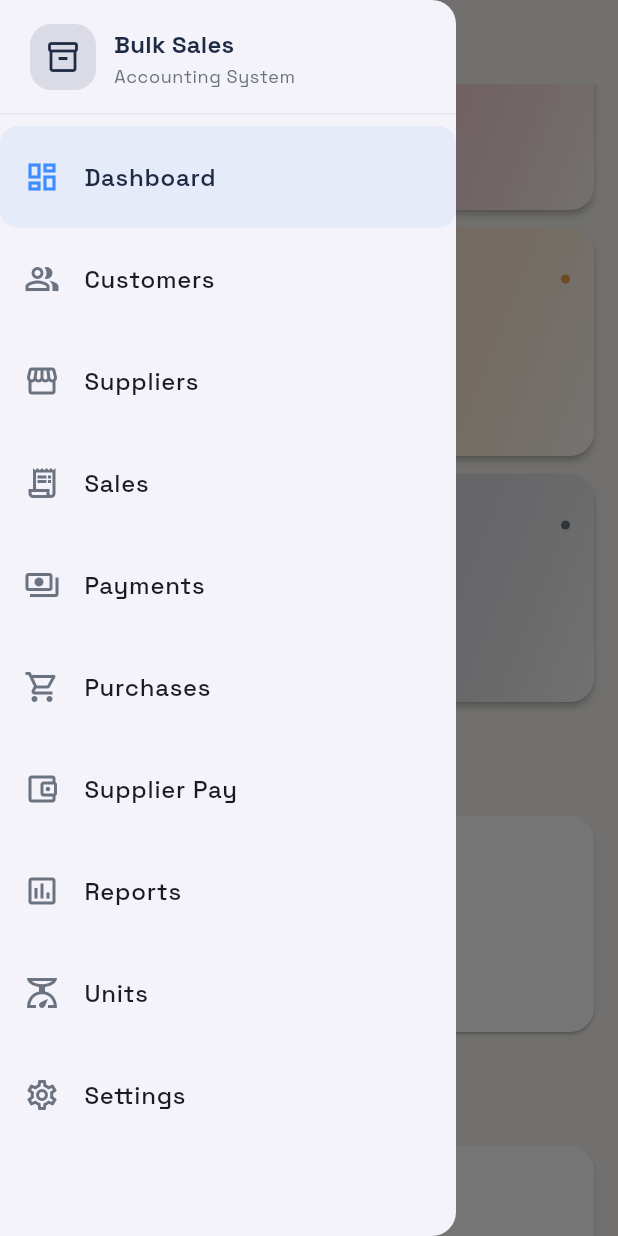
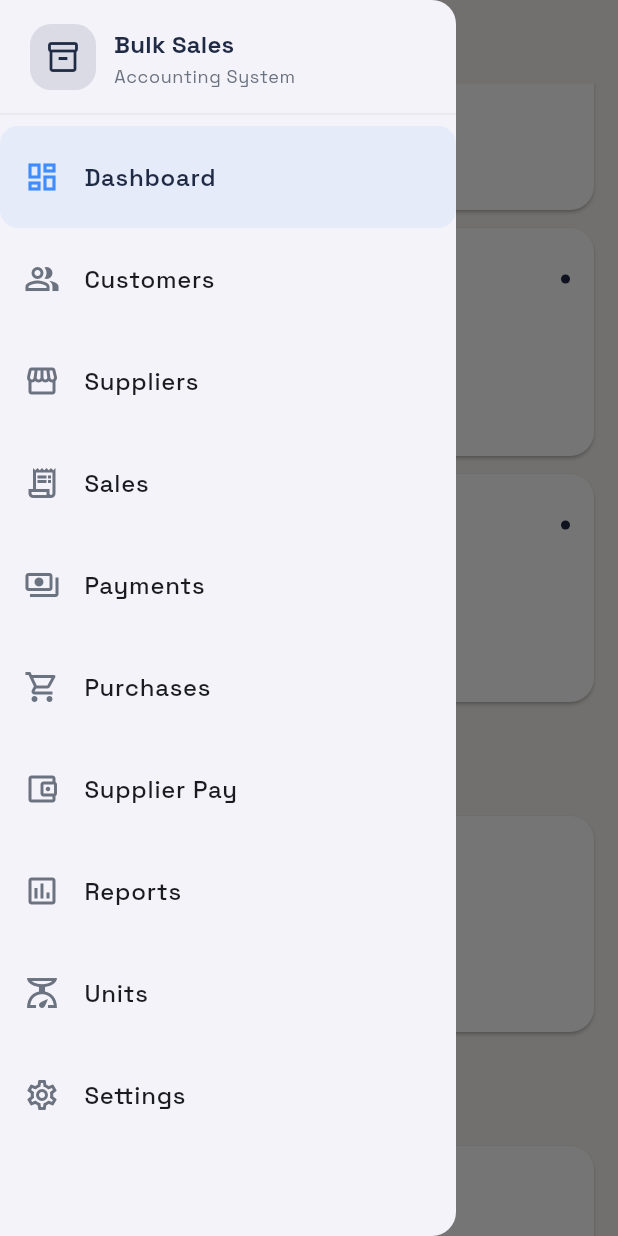
Before and after one commit to ahmadullahmukhlis/invest_system, a Flutter app: the screen it shows once a user with an empty profile is signed in, scrolled down 576 dp, after a tap on the "menu" icon, on a phone screen of 412 x 824 dp. Run offline on Flutter 3.47's test engine with Material 3 defaults, Android fonts, the phone set to English and light mode, and no system bars; our stand-ins replace connectivity_plus, firebase_auth, firebase_core, firebase_database, flutter_riverpod, google_fonts and 5 more; accounts and stored records are empty.

Commit message:
The problem of the is fxed for teh system

```diff
--- a/lib/features/dashboard/presentation/dashboard_screen.dart
+++ b/lib/features/dashboard/presentation/dashboard_screen.dart
@@ -88,7 +88,7 @@ class DashboardScreen extends ConsumerWidget {
                     value: formatMoney(totalSalesToday),
                     subtitle: 'Total: ${formatMoney(totalSales)}',
                     icon: Icons.trending_up,
-                    color: AppColors.accent,
+                    color: AppColors.indigo,
                   ),
                   _MetricData(
                     title: 'Today\'s Purchases',
@@ -102,28 +102,28 @@ class DashboardScreen extends ConsumerWidget {
                     value: formatMoney(totalPaymentsReceivedToday),
                     subtitle: 'Total: ${formatMoney(totalPaymentsReceived)}',
                     icon: Icons.arrow_downward,
-                    color: AppColors.success,
+                    color: AppColors.indigo,
                   ),
                   _MetricData(
                     title: 'Cash Paid',
                     value: formatMoney(totalPaymentsPaidToday),
                     subtitle: 'Total: ${formatMoney(totalPaymentsPaid)}',
                     icon: Icons.arrow_upward,
-                    color: AppColors.danger,
+                    color: AppColors.indigo,
                   ),
                   _MetricData(
                     title: 'Receivables',
                     value: formatMoney(totalCustomerBalance),
                     subtitle: 'From customers',
                     icon: Icons.people,
-                    color: AppColors.amber,
+                    color: AppColors.indigo,
                   ),
                   _MetricData(
                     title: 'Payables',
                     value: formatMoney(totalSupplierBalance),
                     subtitle: 'To suppliers',
                     icon: Icons.business,
-                    color: AppColors.muted,
+                    color: AppColors.indigo,
                   ),
                 ];
                 return Wrap(
@@ -155,7 +155,7 @@ class DashboardScreen extends ConsumerWidget {
                   padding: const EdgeInsets.symmetric(horizontal: 4, vertical: 8),
                   child: Row(
                     children: [
-                      Icon(Icons.emoji_events, color: AppColors.accent, size: 24),
+                      Icon(Icons.emoji_events, color: AppColors.indigo, size: 24),
                       const SizedBox(width: 12),
                       Text(
                         'Top Customers',
@@ -249,22 +249,6 @@ class _MetricCard extends StatelessWidget {
         final valueSize = isCompact ? 18.0 : 24.0;
         final iconSize = isCompact ? 18.0 : 20.0;
         return Card(
-          elevation: 2,
-          shape: RoundedRectangleBorder(
-            borderRadius: BorderRadius.circular(16),
-          ),
-          child: Container(
-            decoration: BoxDecoration(
-              borderRadius: BorderRadius.circular(16),
-              gradient: LinearGradient(
-                begin: Alignment.topLeft,
-                end: Alignment.bottomRight,
-                colors: [
-                  Colors.white,
-                  color.withOpacity(0.05),
-                ],
-              ),
-            ),
           child: Padding(
             padding: EdgeInsets.all(padding),
             child: Column(
@@ -330,7 +314,6 @@ class _MetricCard extends StatelessWidget {
               ],
             ),
           ),
-          ),
         );
       },
     );
@@ -366,10 +349,6 @@ class _TopCustomersCard extends StatelessWidget {
     }
 
     return Card(
-      elevation: 2,
-      shape: RoundedRectangleBorder(
-        borderRadius: BorderRadius.circular(16),
-      ),
       child: Column(
         children: [
           for (int i = 0; i < topCustomers.length; i++)
@@ -398,8 +377,10 @@ class _TopCustomersCard extends StatelessWidget {
       },
       child: Container(
         decoration: BoxDecoration(
-          border: isLast ? null : Border(
-            bottom: BorderSide(color: Colors.grey.withOpacity(0.15)),
+          border: isLast
+              ? null
+              : Border(
+                  bottom: BorderSide(color: AppColors.muted.withOpacity(0.15)),
                 ),
         ),
         child: Padding(
@@ -410,14 +391,14 @@ class _TopCustomersCard extends StatelessWidget {
                 width: 32,
                 height: 32,
                 decoration: BoxDecoration(
-                  color: rank <= 3 ? AppColors.accent : AppColors.muted,
+                  color: AppColors.indigo,
                   shape: BoxShape.circle,
                 ),
                 child: Center(
                   child: Text(
                     '$rank',
                     style: const TextStyle(
-                      color: Colors.white,
+                      color: AppColors.card,
                       fontWeight: FontWeight.bold,
                       fontSize: 14,
                     ),
@@ -629,10 +610,6 @@ class _RecentTransactionsCard extends StatelessWidget {
     }
 
     return Card(
-      elevation: 2,
-      shape: RoundedRectangleBorder(
-        borderRadius: BorderRadius.circular(16),
-      ),
       child: Column(
         children: allTransactions,
       ),
@@ -668,7 +645,7 @@ class _TransactionTile extends StatelessWidget {
       child: Container(
         decoration: BoxDecoration(
           border: Border(
-            bottom: BorderSide(color: Colors.grey.withOpacity(0.15)),
+            bottom: BorderSide(color: AppColors.muted.withOpacity(0.15)),
           ),
         ),
         child: Padding(
--- a/lib/features/units/presentation/units_screen.dart
+++ b/lib/features/units/presentation/units_screen.dart
@@ -1,6 +1,7 @@
 import 'package:flutter/material.dart';
 import 'package:flutter_riverpod/flutter_riverpod.dart';
 
+import '../../../core/theme/app_colors.dart';
 import '../../../core/widgets/app_drawer.dart';
 import '../../../core/widgets/refresh_wrapper.dart';
 import '../../../core/widgets/section_header.dart';
@@ -67,8 +68,8 @@ class UnitsScreen extends ConsumerWidget {
                             padding: const EdgeInsets.all(8),
                             decoration: BoxDecoration(
                               color: (unit.isActive
-                                      ? Colors.green
-                                      : Colors.grey)
+                                      ? AppColors.success
+                                      : AppColors.muted)
                                   .withOpacity(0.12),
                               borderRadius: BorderRadius.circular(10),
                             ),
@@ -76,7 +77,9 @@ class UnitsScreen extends ConsumerWidget {
                               unit.isActive
                                   ? Icons.check_circle_outline
                                   : Icons.pause_circle_outline,
-                              color: unit.isActive ? Colors.green : Colors.grey,
+                              color: unit.isActive
+                                  ? AppColors.success
+                                  : AppColors.muted,
                               size: 18,
                             ),
                           ),
```
Lines whose indentation alone changed are shown as unchanged.
